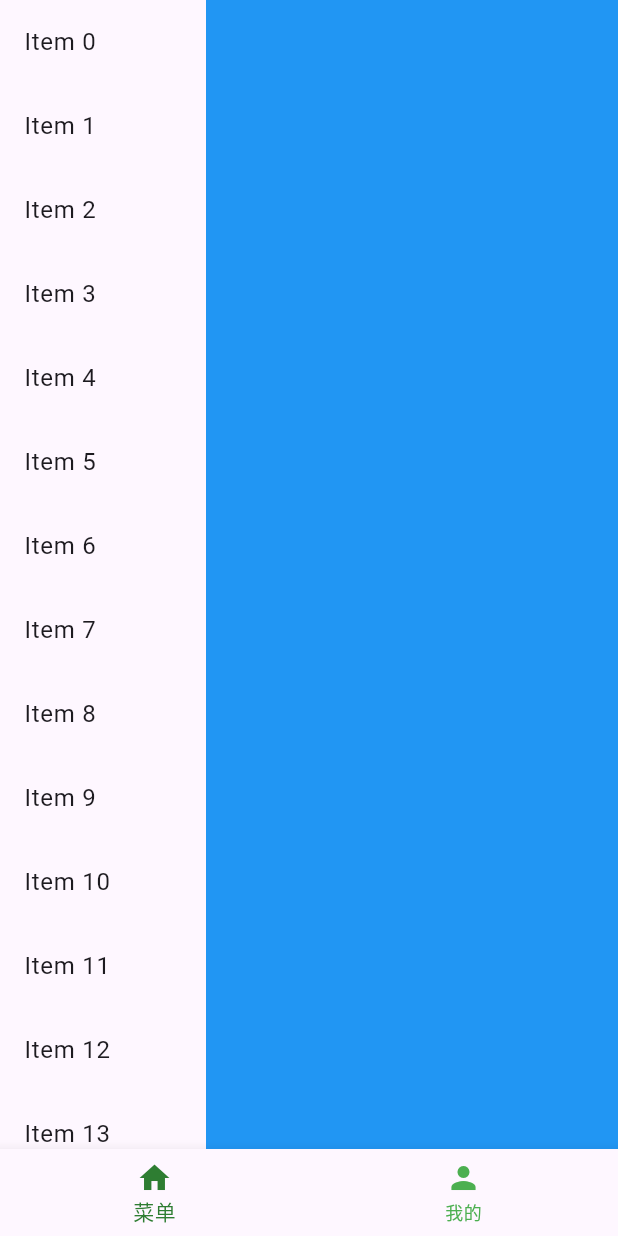
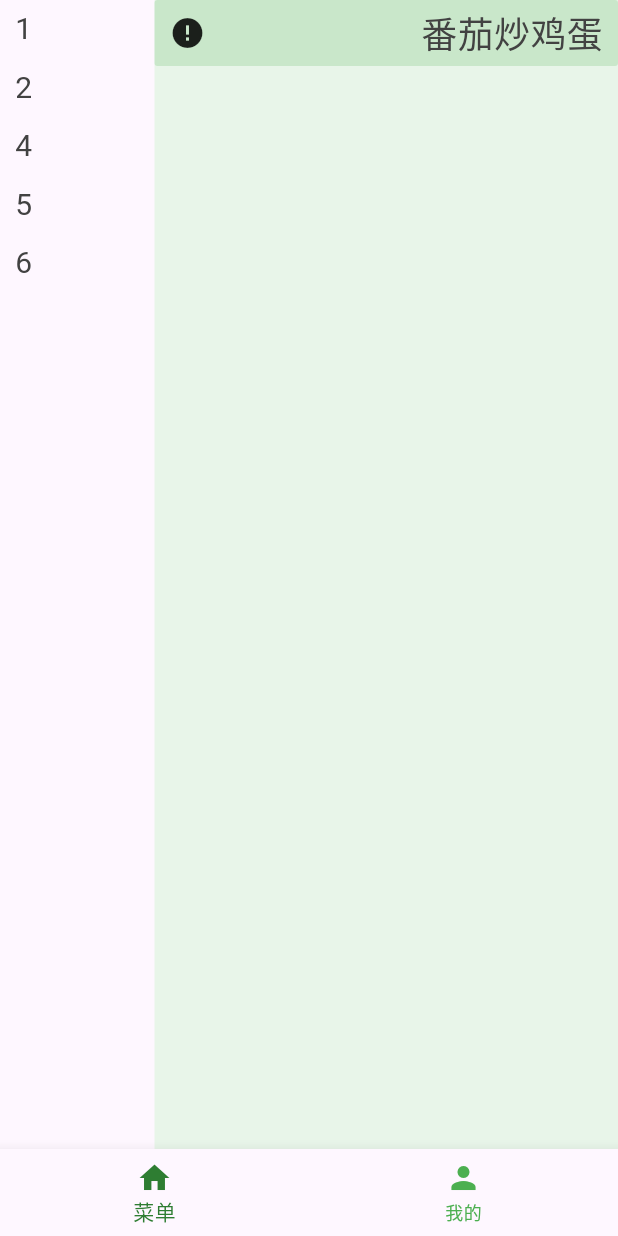
Before and after one commit to Fall-H/n-order-dishes, a Flutter app: the screen it shows after launch, on a phone screen of 412 x 824 dp. Run offline on Flutter 3.47's test engine with Material 3 defaults, Android fonts, the phone set to English and light mode, and no system bars; network calls fail.

Commit message:
增加页面

```diff
--- /dev/null
+++ b/app_ui/lib/component/disherItem.dart
@@ -0,0 +1,84 @@
+import 'package:flutter/material.dart';
+
+import '../state/dishesTypeItemState.dart';
+
+class DishesItem extends StatefulWidget {
+  String title;
+  String image;
+  int index;
+
+  DishesItem(
+      {super.key,
+      required this.title,
+      required this.index,
+      required this.image});
+
+  @override
+  State<DishesItem> createState() =>
+      _DishesItemState(this.title, this.index, this.image);
+}
+
+class _DishesItemState extends State<DishesItem> {
+  String title;
+  String image;
+  int index;
+
+  _DishesItemState(this.title, this.index, this.image);
+
+  @override
+  Widget build(BuildContext context) {
+    return Container(
+        decoration: BoxDecoration(
+          color: Color(0x334CAF50),
+          borderRadius: BorderRadius.circular(2.0),
+        ),
+        padding: const EdgeInsets.only(
+          top: 5.0,
+          right: 10.0,
+          bottom: 5.0,
+          left: 10.0,
+        ),
+        child:
+            Row(mainAxisAlignment: MainAxisAlignment.spaceBetween, children: [
+          Image.network(width: 100.0, height: 100.0, fit: BoxFit.cover, image,
+              errorBuilder: (BuildContext context, Object exception,
+                  StackTrace? stackTrace) {
+            return Icon(Icons.error);
+          }),
+          Text(title,
+              style: const TextStyle(color: Color(0xFF424242), fontSize: 24)),
+        ]));
+    // child: Row(mainAxisAlignment: MainAxisAlignment.spaceBetween, children: [
+    //   Image.network(width: 100.0, height: 100.0, fit: BoxFit.cover, image,
+    //       errorBuilder: (BuildContext context, Object exception,
+    //           StackTrace? stackTrace) {
+    //     return Icon(Icons.error);
+    //   }),
+    //   Align(
+    //     alignment: Alignment.topCenter,
+    //     child: Container(
+    //       padding: const EdgeInsets.only(
+    //         left: 10.0,
+    //       ),
+    //       // height: 100.0,
+    //       child: Text(title,
+    //           style:
+    //               const TextStyle(color: Color(0xFF424242), fontSize: 24)),
+    //     ),
+    //   ),
+    //   Align(
+    //       alignment: Alignment.bottomCenter,
+    //       child: InkWell(
+    //         onTap: () {},
+    //         child: Container(
+    //           decoration: BoxDecoration(
+    //             color: Color(0xFFFFEB3B),
+    //             borderRadius: BorderRadius.circular(4.0),
+    //           ),
+    //           padding: EdgeInsets.all(2.0),
+    //           child: Icon(Icons.add, color: Color(0xFF424242)),
+    //         ),
+    //       ))
+    // ]));
+  }
+}
--- a/app_ui/lib/component/dishesTypeItem.dart
+++ b/app_ui/lib/component/dishesTypeItem.dart
@@ -1,24 +1,53 @@
 import 'package:flutter/material.dart';
+
+import '../state/dishesTypeItemState.dart';
 
 class DishesTypeItem extends StatefulWidget {
   String title;
+  int index;
 
-  DishesTypeItem({super.key, required this.title});
+  void Function(int) backFunction;
+
+  DishesTypeItem({super.key, required this.title, required this.index, required this.backFunction});
 
   @override
-  State<DishesTypeItem> createState() => _DishesTypeItemState(this.title);
+  State<DishesTypeItem> createState() =>
+      _DishesTypeItemState(this.title, this.index, this.backFunction);
 }
 
 class _DishesTypeItemState extends State<DishesTypeItem> {
+  DishesTypeItemState dishesTypeItemState = DishesTypeItemState();
+
   String title;
-  bool isSelected = false;
+  int index;
 
-  _DishesTypeItemState(this.title);
+  void Function(int) backFunction;
+
+  _DishesTypeItemState(this.title, this.index, this.backFunction);
 
   @override
   Widget build(BuildContext context) {
-    return Scaffold(
-        body: Text(title)
-    );
+    return InkWell(
+        onTap: () {
+          backFunction(index);
+        },
+        child: Container(
+            padding: const EdgeInsets.only(
+              top: 5.0,
+              right: 10.0,
+              bottom: 5.0,
+              left: 10.0,
+            ),
+            color: index == dishesTypeItemState.getIndex()
+                ? Color(0xFFE8F5E9)
+                : Color(0x0),
+            child: Row(children: [
+              Text(title,
+                  style: TextStyle(
+                      color: index == dishesTypeItemState.getIndex()
+                          ? Color(0xFF000000)
+                          : Color(0xFF424242),
+                      fontSize: 20))
+            ])));
   }
 }
--- a/app_ui/lib/page/homePage.dart
+++ b/app_ui/lib/page/homePage.dart
@@ -1,4 +1,8 @@
 import 'package:flutter/material.dart';
+
+import '../component/disherItem.dart';
+import '../component/dishesTypeItem.dart';
+import '../state/dishesTypeItemState.dart';
 
 class HomePage extends StatefulWidget {
   const HomePage({super.key});
@@ -8,7 +12,17 @@ class HomePage extends StatefulWidget {
 }
 
 class _HomePageState extends State<HomePage> {
-  List<String> items = List.generate(100, (index) => 'Item $index');
+  DishesTypeItemState dishesTypeItemState = DishesTypeItemState();
+
+  int selectedIndex = 1;
+
+  List<int> item = [1, 2, 4, 5, 6];
+
+  void selectedIndexFunction(int index) {
+    setState(() {
+      dishesTypeItemState.setIndex(index);
+    });
+  }
 
   @override
   Widget build(BuildContext context) {
@@ -18,19 +32,33 @@ class _HomePageState extends State<HomePage> {
           Expanded(
             flex: 1,
             child: ListView.builder(
-              // 列表项的数量
-              itemCount: items.length,
-              // 为每个列表项构建 Widget
+              // padding: const EdgeInsets.only(
+              //   top: 5.0,
+              //   bottom: 5.0,
+              // ),
+              itemCount: item.length,
               itemBuilder: (context, index) {
-                return ListTile(
-                  title: Text(items[index]),
+                return DishesTypeItem(
+                  title: item[index].toString(),
+                  index: item[index],
+                  backFunction: (index) => selectedIndexFunction(index),
                 );
               },
             ),
           ),
           Expanded(
-            flex: 2,
-            child: Container(color: Colors.blue),
+            flex: 3,
+            child: Container(
+                color: Color(0xFFE8F5E9),
+                child: ListView.builder(
+                    itemCount: 1,
+                    itemBuilder: (context, index) {
+                      return DishesItem(
+                          title: '番茄炒鸡蛋',
+                          index: 1,
+                          image:
+                              'https://static.binschool.app/images/solidity-basic-v6.jpg');
+                    })),
           ),
         ],
       ),
--- /dev/null
+++ b/app_ui/lib/state/dishesTypeItemState.dart
@@ -0,0 +1,19 @@
+class DishesTypeItemState {
+  static final DishesTypeItemState _instance = DishesTypeItemState._internal();
+
+  DishesTypeItemState._internal();
+
+  factory DishesTypeItemState() {
+    return _instance;
+  }
+
+  int index = 0;
+
+  void setIndex(int _index) {
+    index = _index;
+  }
+
+  int getIndex() {
+    return index;
+  }
+}
```
